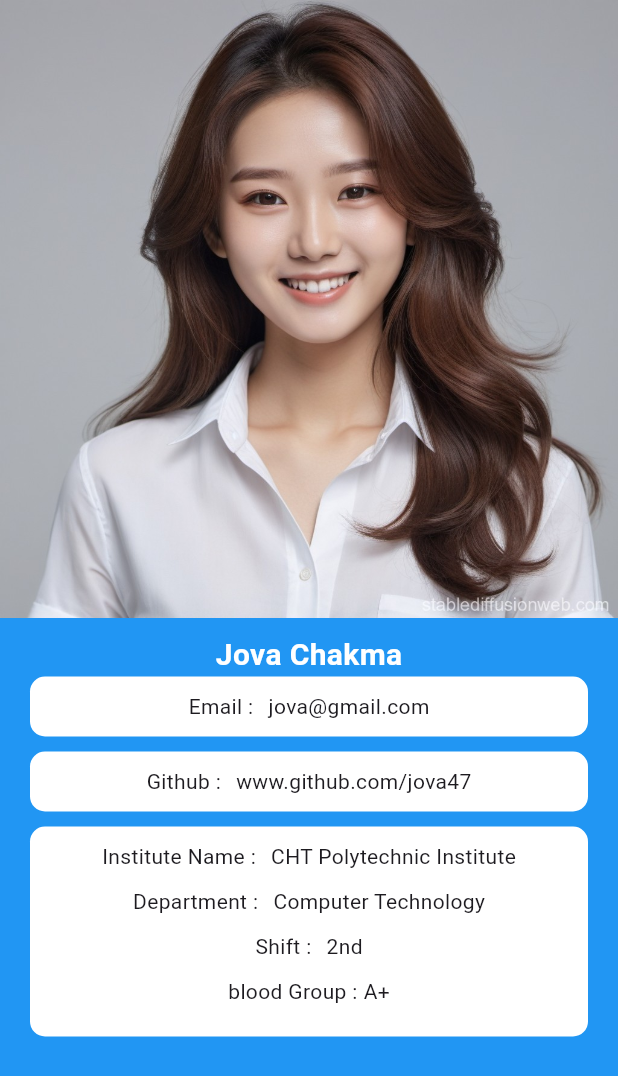
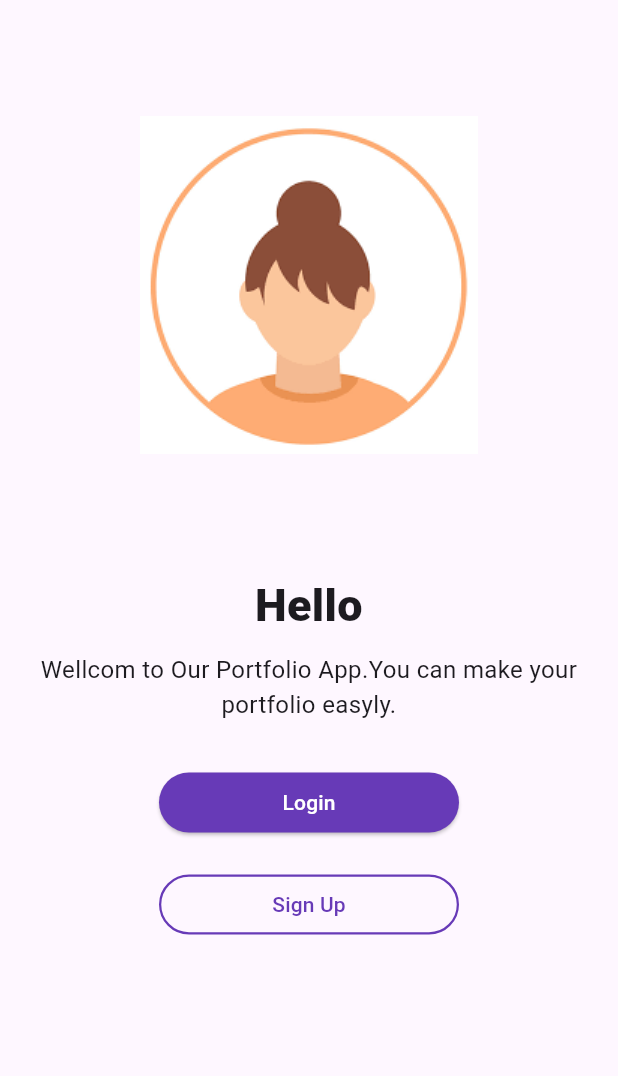
Before and after one commit to samajika47/Portfolio1, a Flutter app: the screen it shows after launch, on a phone screen of 412 x 824 dp. Shown: the top 1076 px of the screen. Run offline on Flutter 3.47's test engine with Material 3 defaults, Android fonts, the phone set to English and light mode, and no system bars.

Commit message:
first project

```diff
--- a/lib/details_section.dart
+++ b/lib/details_section.dart
@@ -24,7 +24,7 @@ class DetailsSection extends StatelessWidget {
   @override
   Widget build(BuildContext context) {
     return Padding(
-      padding: EdgeInsets.only(left: 20, right: 20),
+      padding:  EdgeInsets.only(left: 20, right: 20),
       child: Container(
         decoration: BoxDecoration(
             color: Colors.white, borderRadius: BorderRadius.circular(10)),
--- /dev/null
+++ b/lib/login_screen.dart
@@ -0,0 +1,82 @@
+import 'package:flutter/material.dart';
+import 'package:portfolio1/portfolio2_screen.dart';
+import 'package:portfolio1/portfolio_screen.dart';
+import 'package:portfolio1/sign_up_screen.dart';
+
+class LoginScreen extends StatelessWidget {
+  const LoginScreen({super.key});
+
+  @override
+  Widget build(BuildContext context) {
+    return Scaffold(
+      body: SafeArea(
+        child: Column(
+          crossAxisAlignment: CrossAxisAlignment.center,
+          children: [
+            Image.asset(
+              "assets/icon.png",
+              height: 380,
+            ),
+            SizedBox(
+             height: 2,
+            ),
+            Text(
+              "Hello",
+              textAlign: TextAlign.center,
+              style: TextStyle(fontSize: 30, fontWeight: FontWeight.w900),
+            ),
+            SizedBox(
+              height: 10,
+            ),
+            Text(
+              "Wellcom to Our Portfolio App.You can make your portfolio easyly.",
+              textAlign: TextAlign.center,
+              style: TextStyle(fontSize: 16, fontWeight: FontWeight.w400),
+            ),
+            SizedBox(
+              height: 30,
+            ),
+            SizedBox(
+              width: 200,
+              child: ElevatedButton(
+                  style: ElevatedButton.styleFrom(
+                      backgroundColor: Colors.deepPurple),
+                  onPressed: () {
+                    Navigator.push(
+                      context,
+                      MaterialPageRoute(
+                          builder: (context) => Portfolio2Screen()),
+                    );
+                  },
+                  child: Text(
+                    "Login",
+                    style: TextStyle(color: Colors.white),
+                  )),
+            ),
+            SizedBox(
+              height: 20,
+            ),
+            SizedBox(
+              width: 200,
+              child: OutlinedButton(
+                  //style: ElevatedButton.styleFrom(backgroundColor: Colors.white),
+                  style: ElevatedButton.styleFrom(
+                      side: BorderSide(width: 1.5,color: Colors.deepPurple),),
+                  onPressed: () {
+                    Navigator.push(
+                     context,
+                     MaterialPageRoute(
+                         builder: (context) => SignUpScreen()),
+                    );
+                  },
+                  child: Text(
+                    "Sign Up",
+                    style: TextStyle(color: Colors.deepPurple),
+                  )),
+            ),
+          ],
+        ),
+      ),
+    );
+  }
+}
--- a/lib/main.dart
+++ b/lib/main.dart
@@ -1,4 +1,5 @@
 import 'package:flutter/material.dart';
+import 'package:portfolio1/login_screen.dart';
 import 'package:portfolio1/portfolio_screen.dart';
 
 void main() {
@@ -13,7 +14,7 @@ class MainApp extends StatelessWidget {
   Widget build(BuildContext context) {
     return const MaterialApp(
       debugShowCheckedModeBanner: false,
-      home: PortfolioScreen()
+      home: LoginScreen()
     );
   }
 }
--- a/lib/portfolio_screen.dart
+++ b/lib/portfolio_screen.dart
@@ -9,6 +9,7 @@ class PortfolioScreen extends StatelessWidget {
   Widget build(BuildContext context) {
     return Scaffold(
       backgroundColor: Colors.blue,
+      appBar: AppBar(backgroundColor: Colors.blue,),
       body: SafeArea(
         child: Column(
           children: [
--- a/pubspec.yaml
+++ b/pubspec.yaml
@@ -18,4 +18,7 @@ dev_dependencies:
 flutter:
   uses-material-design: true
   assets:
-    - assets/girl1.jpg
+  - assets/girl1.jpg
+
+  - assets/icon.png
+  - assets/girl2.png
```
Also changed, not shown: lib/portfolio2_screen.dart (added, +90 -0 lines), lib/portfolio_app_bar.dart (added, +40 -0 lines), lib/sign_up_screen.dart (added, +91 -0 lines), assets/girl2.png (added), assets/icon.png (added), assets/login.png (added).
